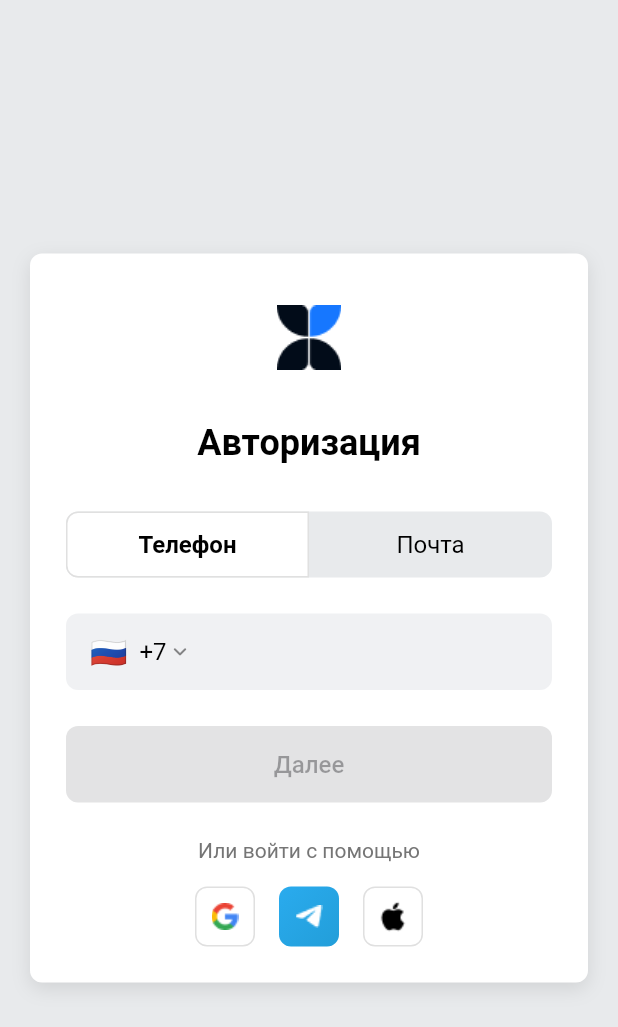
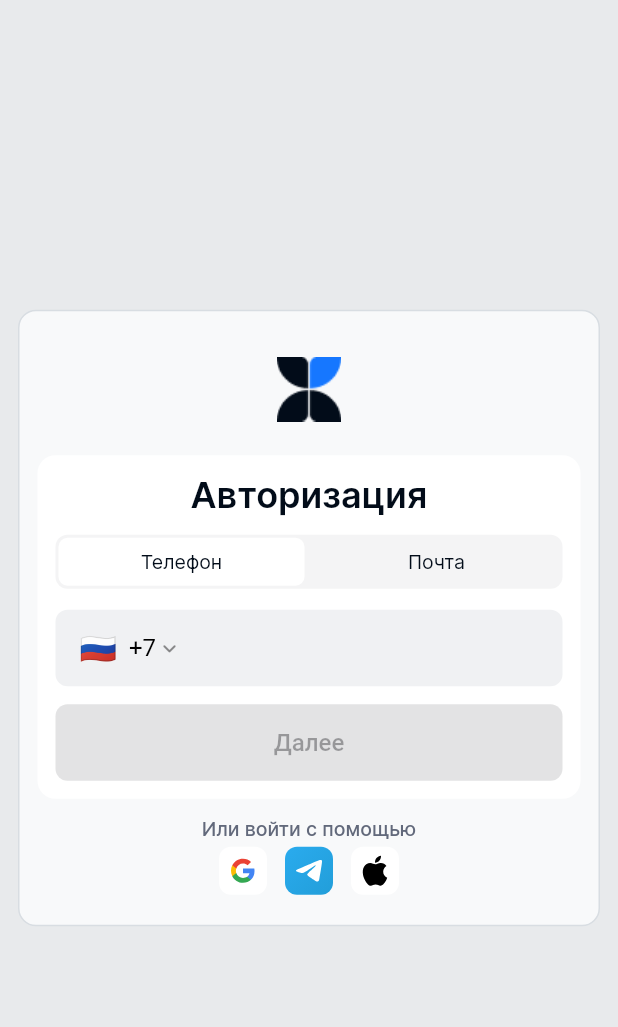
Before and after one commit to glebanya13/exchats, a Flutter app: the screen it shows after launch, on a phone screen of 412 x 824 dp. Shown: the top 1027 px of the screen. Run offline on Flutter 3.47's test engine with Material 3 defaults, Android fonts, the phone set to English and light mode, and no system bars; our stand-ins replace country_picker, dio, easy_localization, flutter_mobx, flutter_secure_storage, flutter_svg and 8 more; accounts and stored records are empty; generated files the repository leaves out were written again.

Commit message:
fix auth layout

```diff
--- a/lib/core/constants/app_colors.dart
+++ b/lib/core/constants/app_colors.dart
@@ -15,7 +15,9 @@ class AppColors {
   static const onSurface = Color(0xFF020C19);
   static const onSubSurface = Color(0xFF62697B);
   static const borderPrimary = Color(0xFFE1E7F1);
+  static const borderSecondary = Color(0xFFD8DDE2);
   static const gray = Color(0xFFA3A9B9);
+  static const gray2 = Color(0xFF767680);
   static const errorPrimary = Color(0xFFEF4444);
 
   static Color? grey(int shade) => Colors.grey[shade];
--- a/lib/features/auth/presentation/ui/auth/login/login_screen.dart
+++ b/lib/features/auth/presentation/ui/auth/login/login_screen.dart
@@ -1,10 +1,11 @@
 import 'package:easy_localization/easy_localization.dart';
+import 'package:exchats/core/assets/gen/assets.gen.dart';
+import 'package:exchats/core/assets/gen/fonts.gen.dart';
 import 'package:exchats/features/auth/presentation/store/login_store.dart';
 import 'package:exchats/generated/locale_keys.g.dart';
 import 'package:flutter/material.dart';
 import 'package:flutter/services.dart';
 import 'package:flutter_mobx/flutter_mobx.dart';
-import 'package:flutter_svg/flutter_svg.dart';
 import 'package:go_router/go_router.dart';
 import 'package:country_picker/country_picker.dart';
 import 'package:exchats/core/di/locator.dart';
@@ -19,16 +20,22 @@ final class LoginScreen extends StatefulWidget {
 
 final class _LoginScreenState extends State<LoginScreen> {
   late LoginStore store;
+  late TextEditingController phoneController;
+  late TextEditingController emailController;
 
   @override
   void initState() {
     super.initState();
     store = locator<LoginStore>();
     store.setupValidations();
+    phoneController = TextEditingController();
+    emailController = TextEditingController();
   }
 
   @override
   void dispose() {
+    phoneController.dispose();
+    emailController.dispose();
     store.dispose();
     super.dispose();
   }
@@ -45,56 +52,50 @@ final class _LoginScreenState extends State<LoginScreen> {
             builder: (context) {
               return SingleChildScrollView(
                 child: Container(
-                  margin: const EdgeInsets.symmetric(horizontal: 20.0),
-                  padding: const EdgeInsets.all(24.0),
+                  margin: const EdgeInsets.symmetric(horizontal: 12.0),
+                  padding: const EdgeInsets.symmetric(
+                    horizontal: 12.0,
+                    vertical: 20.0,
+                  ),
                   decoration: BoxDecoration(
-                    color: Colors.white,
-                    borderRadius: BorderRadius.circular(8.0),
-                    boxShadow: [
-                      BoxShadow(
-                        color: Colors.black.withValues(alpha: 0.1),
-                        blurRadius: 10.0,
-                        offset: Offset(0, 4),
-                      ),
-                    ],
+                    color: AppColors.subSurface,
+                    borderRadius: BorderRadius.circular(12.0),
+                    border: Border.all(color: AppColors.borderSecondary),
                   ),
                   child: Column(
                     mainAxisSize: MainAxisSize.min,
                     children: [
-                      Image.asset(
-                        'assets/auth/logo.png',
-                        width: 64.0,
-                        height: 64.0,
-                        errorBuilder: (context, error, stackTrace) {
-                          return Container(
-                            width: 64.0,
-                            height: 64.0,
+                      Assets.auth.logo.image(width: 64.0, height: 64.0),
+                      const SizedBox(height: 12.0),
+                      Container(
+                        padding: const EdgeInsets.all(12.0),
                         decoration: BoxDecoration(
-                              color: Colors.grey[300],
-                              shape: BoxShape.circle,
+                          color: AppColors.onPrimary,
+                          borderRadius: BorderRadius.circular(12.0),
                         ),
-                            child: Icon(Icons.image, size: 32.0),
-                          );
-                        },
-                      ),
-                      const SizedBox(height: 24.0),
+                        child: Column(
+                          children: [
                             Text(
                               LocaleKeys.auth_login_title.tr(),
                               style: TextStyle(
+                                fontFamily: FontFamily.inter,
                                 fontSize: 24.0,
-                          fontWeight: FontWeight.bold,
-                          color: Colors.black,
+                                fontWeight: FontWeight.w600,
+                                color: AppColors.onSurface,
                               ),
                             ),
-                      const SizedBox(height: 32.0),
-                      _buildTabs(theme),
-                      const SizedBox(height: 24.0),
+                            const SizedBox(height: 12.0),
+                            _buildTabs(),
+                            const SizedBox(height: 14.0),
                             store.selectedTab == 0
                                 ? _buildPhoneInput(theme)
                                 : _buildEmailInput(theme),
                             if (store.hasError)
                               Padding(
-                          padding: const EdgeInsets.only(top: 8.0, left: 0),
+                                padding: const EdgeInsets.only(
+                                  top: 8.0,
+                                  left: 0,
+                                ),
                                 child: Align(
                                   alignment: Alignment.centerLeft,
                                   child: Text(
@@ -106,9 +107,12 @@ final class _LoginScreenState extends State<LoginScreen> {
                                   ),
                                 ),
                               ),
-                      const SizedBox(height: 24.0),
+                            const SizedBox(height: 12.0),
                             _buildNextButton(theme),
-                      const SizedBox(height: 24.0),
+                          ],
+                        ),
+                      ),
+                      const SizedBox(height: 12.0),
                       _buildSocialLogin(theme),
                     ],
                   ),
@@ -121,77 +125,44 @@ final class _LoginScreenState extends State<LoginScreen> {
     );
   }
 
-  Widget _buildTabs(ThemeData theme) {
-    return Container(
-      height: 44.0,
+  Widget _buildTabs() {
+    Widget tab(String title, int index) {
+      final selected = store.selectedTab == index;
+      return Expanded(
+        child: GestureDetector(
+          onTap: () => store.setSelectedTab(index),
+          child: Container(
+            height: 32,
+            alignment: Alignment.center,
             decoration: BoxDecoration(
-        color: AppColors.surface,
-        borderRadius: BorderRadius.circular(8.0),
+              color: selected ? AppColors.onPrimary : Colors.transparent,
+              borderRadius: BorderRadius.circular(6),
             ),
-      child: Row(
-        children: [
-          Expanded(
-            child: GestureDetector(
-              onTap: () => store.setSelectedTab(0),
-              child: Container(
-                decoration: BoxDecoration(
-                  color: store.selectedTab == 0
-                      ? Colors.white
-                      : Colors.transparent,
-                  borderRadius: BorderRadius.only(
-                    topLeft: Radius.circular(8.0),
-                    bottomLeft: Radius.circular(8.0),
-                  ),
-                  border: store.selectedTab == 0
-                      ? Border.all(color: Colors.grey[300]!, width: 1.0)
-                      : null,
-                ),
-                child: Center(
             child: Text(
-                    LocaleKeys.auth_login_phone.tr(),
+              title,
               style: TextStyle(
-                      fontSize: 16.0,
-                      fontWeight: store.selectedTab == 0
-                          ? FontWeight.w600
-                          : FontWeight.normal,
-                      color: Colors.black,
+                fontFamily: FontFamily.inter,
+                fontSize: 13,
+                fontWeight: FontWeight.w400,
+                color: AppColors.onSurface,
               ),
             ),
           ),
         ),
+      );
+    }
+
+    return Container(
+      padding: const EdgeInsets.all(2),
+      decoration: BoxDecoration(
+        color: AppColors.gray2.withValues(alpha: 0.08),
+        borderRadius: BorderRadius.circular(8),
       ),
-          ),
-          Expanded(
-            child: GestureDetector(
-              onTap: () => store.setSelectedTab(1),
-              child: Container(
-                decoration: BoxDecoration(
-                  color: store.selectedTab == 1
-                      ? Colors.white
-                      : Colors.transparent,
-                  borderRadius: BorderRadius.only(
-                    topRight: Radius.circular(8.0),
-                    bottomRight: Radius.circular(8.0),
-                  ),
-                  border: store.selectedTab == 1
-                      ? Border.all(color: Colors.grey[300]!, width: 1.0)
-                      : null,
-                ),
-                child: Center(
-                  child: Text(
-                    LocaleKeys.auth_login_email.tr(),
-                    style: TextStyle(
-                      fontSize: 16.0,
-                      fontWeight: store.selectedTab == 1
-                          ? FontWeight.w600
-                          : FontWeight.normal,
-                      color: Colors.black,
-                    ),
-                  ),
-                ),
-              ),
-            ),
-          ),
+      child: Row(
+        children: [
+          tab(LocaleKeys.auth_login_phone.tr(), 0),
+          const SizedBox(width: 6),
+          tab(LocaleKeys.auth_login_email.tr(), 1),
         ],
       ),
     );
@@ -200,6 +171,7 @@ final class _LoginScreenState extends State<LoginScreen> {
   Widget _buildPhoneInput(ThemeData theme) {
     final dialCode = '+${store.selectedCountry.phoneCode}';
     return TextField(
+      controller: phoneController,
       keyboardType: TextInputType.phone,
       inputFormatters: [
         FilteringTextInputFormatter.digitsOnly,
@@ -235,11 +207,7 @@ final class _LoginScreenState extends State<LoginScreen> {
                 padding: const EdgeInsets.only(right: 16.0),
                 child: Transform.scale(
                   scale: 0.65,
-                  child: SvgPicture.asset(
-                    'assets/auth/accept.svg',
-                    width: 24.0,
-                    height: 24.0,
-                  ),
+                  child: Assets.auth.acceptSvg.svg(),
                 ),
               )
             : store.hasError
@@ -247,11 +215,7 @@ final class _LoginScreenState extends State<LoginScreen> {
                 padding: const EdgeInsets.only(right: 16.0),
                 child: Transform.scale(
                   scale: 0.65,
-                  child: SvgPicture.asset(
-                    'assets/auth/error.svg',
-                    width: 24.0,
-                    height: 24.0,
-                  ),
+                  child: Assets.auth.errorSvg.svg(),
                 ),
               )
             : null,
@@ -313,6 +277,7 @@ final class _LoginScreenState extends State<LoginScreen> {
 
   Widget _buildEmailInput(ThemeData theme) {
     return TextField(
+      controller: emailController,
       keyboardType: TextInputType.emailAddress,
       style: TextStyle(fontSize: 16.0, color: Colors.black),
       decoration: InputDecoration(
@@ -415,33 +380,34 @@ final class _LoginScreenState extends State<LoginScreen> {
       children: [
         Text(
           LocaleKeys.auth_login_or_login_with.tr(),
-          style: TextStyle(fontSize: 14.0, color: Colors.grey[600]),
+          style: TextStyle(
+            fontFamily: FontFamily.inter,
+            fontSize: 13.0,
+            color: AppColors.onSubSurface,
+            fontWeight: FontWeight.w500,
           ),
-        const SizedBox(height: 16.0),
+        ),
+        const SizedBox(height: 4.0),
         Row(
           mainAxisAlignment: MainAxisAlignment.center,
           children: [
-            _buildSocialButton('assets/auth/google.png', false, () {}),
-            const SizedBox(width: 16.0),
-            _buildSocialButton('assets/auth/tg_white.png', true, () {}),
-            const SizedBox(width: 16.0),
-            _buildSocialButton('assets/auth/apple.png', false, () {}),
+            _buildSocialButton(Assets.icons.google.svg(), false, () {}),
+            const SizedBox(width: 12.0),
+            _buildSocialButton(Assets.icons.telegram.svg(), true, () {}),
+            const SizedBox(width: 12.0),
+            _buildSocialButton(Assets.icons.apple.svg(), false, () {}),
           ],
         ),
       ],
     );
   }
 
-  Widget _buildSocialButton(
-    String assetPath,
-    bool isTelegram,
-    VoidCallback onTap,
-  ) {
+  Widget _buildSocialButton(Widget icon, bool isTelegram, VoidCallback onTap) {
     return GestureDetector(
       onTap: onTap,
       child: Container(
-        width: 40.0,
-        height: 40.0,
+        width: 32.0,
+        height: 32.0,
         decoration: BoxDecoration(
           gradient: isTelegram
               ? LinearGradient(
@@ -452,20 +418,8 @@ final class _LoginScreenState extends State<LoginScreen> {
               : null,
           color: isTelegram ? null : Colors.white,
           borderRadius: BorderRadius.circular(8.0),
-          border: isTelegram
-              ? null
-              : Border.all(color: Colors.grey[300]!, width: 1.0),
         ),
-        child: Center(
-          child: Image.asset(
-            assetPath,
-            width: 32.0,
-            height: 32.0,
-            errorBuilder: (context, error, stackTrace) {
-              return Icon(Icons.image, size: 32.0);
-            },
-          ),
-        ),
+        child: Center(child: icon),
       ),
     );
   }
```
Also changed, not shown: lib/features/auth/presentation/ui/auth/verification/verification_screen.dart (+34 -54 lines). Lines whose indentation alone changed are shown as unchanged.
